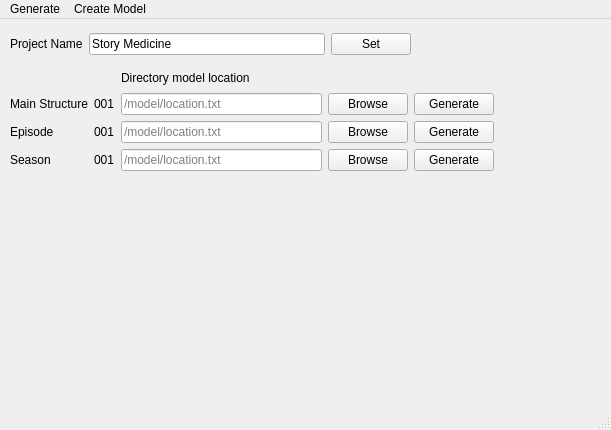
Old version of the form PipelineScript/pipelineToolQT.ui in the repository mmelkumyan/PipelineStructureTool.
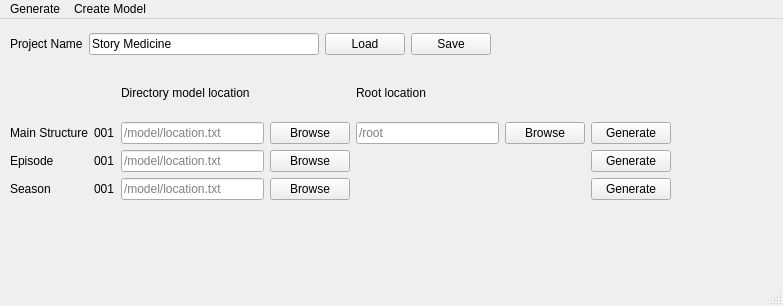
New version of the form.

Commit message: Adds field to set root of generated model

What changed in the file:
```diff
--- a/PipelineScript/pipelineToolQT.ui
+++ b/PipelineScript/pipelineToolQT.ui
@@ -6,8 +6,8 @@
    <rect>
     <x>0</x>
     <y>0</y>
-    <width>611</width>
-    <height>430</height>
+    <width>783</width>
+    <height>306</height>
    </rect>
   </property>
   <property name="windowTitle">
@@ -19,11 +19,44 @@
      <rect>
       <x>10</x>
       <y>50</y>
-      <width>484</width>
-      <height>102</height>
+      <width>661</width>
+      <height>131</height>
      </rect>
     </property>
     <layout class="QGridLayout" name="gridLayout">
+     <item row="1" column="3">
+      <widget class="QPushButton" name="mainLocationBrowseButton">
+       <property name="text">
+        <string>Browse</string>
+       </property>
+      </widget>
+     </item>
+     <item row="1" column="4">
+      <widget class="QLineEdit" name="mainRoot">
+       <property name="statusTip">
+        <string extracomment="test tip"/>
+       </property>
+       <property name="text">
+        <string/>
+       </property>
+       <property name="placeholderText">
+        <string>/root</string>
+       </property>
+      </widget>
+     </item>
+     <item row="2" column="2">
+      <widget class="QLineEdit" name="episodeLocation">
+       <property name="statusTip">
+        <string extracomment="test tip"/>
+       </property>
+       <property name="text">
+        <string/>
+       </property>
+       <property name="placeholderText">
+        <string>/model/location.txt</string>
+       </property>
+      </widget>
+     </item>
      <item row="2" column="3">
       <widget class="QPushButton" name="episodeBrowseButton">
        <property name="text">
@@ -38,6 +71,13 @@
        </property>
       </widget>
      </item>
+     <item row="2" column="1">
+      <widget class="QLabel" name="episodeNumberLabel">
+       <property name="text">
+        <string>001</string>
+       </property>
+      </widget>
+     </item>
      <item row="3" column="0">
       <widget class="QLabel" name="seasonLable">
        <property name="text">
@@ -45,71 +85,31 @@
        </property>
       </widget>
      </item>
-     <item row="2" column="2">
-      <widget class="QLineEdit" name="episodeLocation">
-       <property name="statusTip">
-        <string extracomment="test tip"/>
-       </property>
-       <property name="text">
-        <string/>
-       </property>
-       <property name="placeholderText">
-        <string>/model/location.txt</string>
-       </property>
-      </widget>
-     </item>
-     <item row="2" column="1">
-      <widget class="QLabel" name="episodeNumberLabel">
-       <property name="text">
-        <string>001</string>
-       </property>
-      </widget>
-     </item>
-     <item row="2" column="0">
-      <widget class="QLabel" name="episodeLable">
-       <property name="text">
-        <string>Episode</string>
-       </property>
-      </widget>
-     </item>
-     <item row="2" column="4">
-      <widget class="QPushButton" name="episodeGenerateButton">
-       <property name="text">
-        <string>Generate</string>
-       </property>
-      </widget>
-     </item>
      <item row="0" column="2">
-      <widget class="QLabel" name="tableLable">
+      <widget class="QLabel" name="dirModelLocationLabel">
        <property name="text">
         <string>Directory model location</string>
        </property>
       </widget>
      </item>
-     <item row="1" column="3">
-      <widget class="QPushButton" name="mainBrowseButton">
-       <property name="text">
-        <string>Browse</string>
-       </property>
-      </widget>
-     </item>
-     <item row="1" column="4">
+     <item row="1" column="6">
       <widget class="QPushButton" name="mainGenerateButton">
        <property name="text">
         <string>Generate</string>
        </property>
       </widget>
      </item>
-     <item row="1" column="2">
-      <widget class="QLineEdit" name="mainLocation">
-       <property name="statusTip">
-        <string extracomment="test tip"/>
-       </property>
+     <item row="2" column="6">
+      <widget class="QPushButton" name="episodeGenerateButton">
        <property name="text">
-        <string/>
+        <string>Generate</string>
        </property>
-       <property name="placeholderText">
-        <string>/model/location.txt</string>
+      </widget>
+     </item>
+     <item row="2" column="0">
+      <widget class="QLabel" name="episodeLable">
+       <property name="text">
+        <string>Episode</string>
        </property>
       </widget>
      </item>
@@ -140,6 +140,19 @@
        </property>
       </widget>
      </item>
+     <item row="1" column="2">
+      <widget class="QLineEdit" name="mainLocation">
+       <property name="statusTip">
+        <string extracomment="test tip"/>
+       </property>
+       <property name="text">
+        <string/>
+       </property>
+       <property name="placeholderText">
+        <string>/model/location.txt</string>
+       </property>
+      </widget>
+     </item>
      <item row="3" column="3">
       <widget class="QPushButton" name="seasonBrowseButton">
        <property name="text">
@@ -147,13 +160,27 @@
        </property>
       </widget>
      </item>
-     <item row="3" column="4">
+     <item row="3" column="6">
       <widget class="QPushButton" name="seasonGenerateButton">
        <property name="text">
         <string>Generate</string>
        </property>
       </widget>
      </item>
+     <item row="1" column="5">
+      <widget class="QPushButton" name="mainRootBrowseButton">
+       <property name="text">
+        <string>Browse</string>
+       </property>
+      </widget>
+     </item>
+     <item row="0" column="4">
+      <widget class="QLabel" name="rootLocationLabel">
+       <property name="text">
+        <string>Root location</string>
+       </property>
+      </widget>
+     </item>
     </layout>
    </widget>
    <widget class="QWidget" name="gridLayoutWidget_2">
@@ -161,7 +188,7 @@
      <rect>
       <x>10</x>
       <y>10</y>
-      <width>401</width>
+      <width>481</width>
       <height>31</height>
      </rect>
     </property>
@@ -173,13 +200,6 @@
        </property>
       </widget>
      </item>
-     <item row="1" column="2">
-      <widget class="QPushButton" name="setProjectNameButton">
-       <property name="text">
-        <string>Set</string>
-       </property>
-      </widget>
-     </item>
      <item row="1" column="0">
       <widget class="QLabel" name="projectNameLabel">
        <property name="text">
@@ -187,6 +207,20 @@
        </property>
       </widget>
      </item>
+     <item row="1" column="2">
+      <widget class="QPushButton" name="projectLoadButton">
+       <property name="text">
+        <string>Load</string>
+       </property>
+      </widget>
+     </item>
+     <item row="1" column="4">
+      <widget class="QPushButton" name="projectSaveButton">
+       <property name="text">
+        <string>Save</string>
+       </property>
+      </widget>
+     </item>
     </layout>
    </widget>
   </widget>
@@ -195,7 +229,7 @@
     <rect>
      <x>0</x>
      <y>0</y>
-     <width>611</width>
+     <width>783</width>
      <height>21</height>
     </rect>
    </property>
```
Left out of the diff: 53 changed lines with no effect on the pictures. The commit also changes 2 other files.
